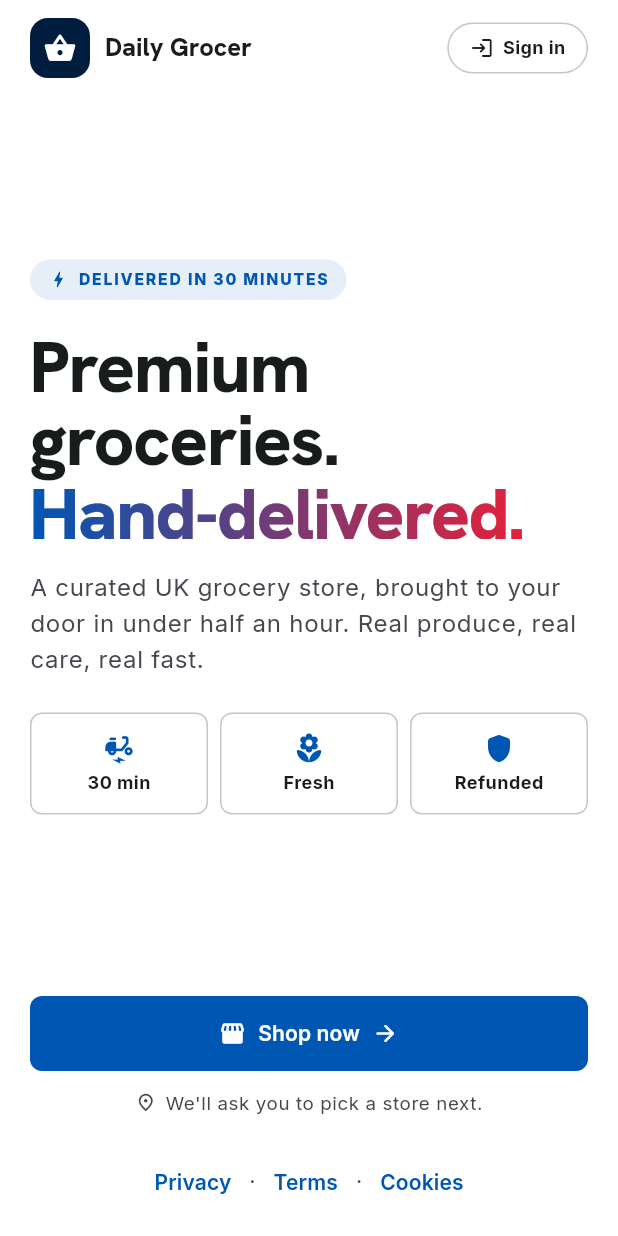
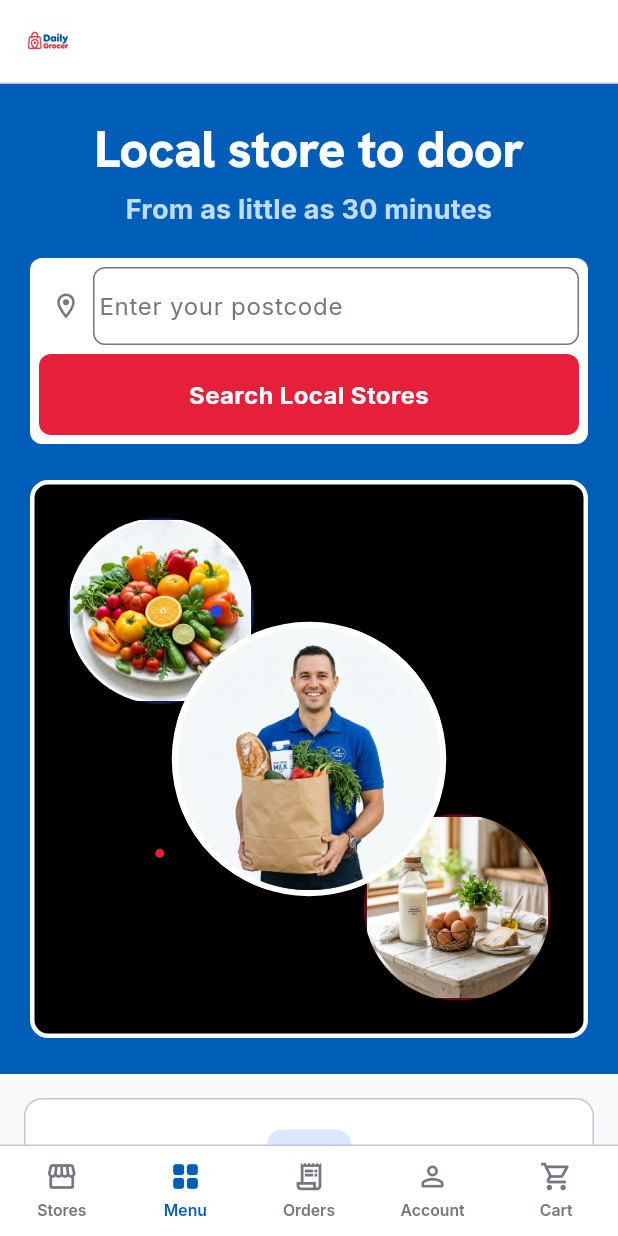
Before and after one commit to musnymubarak/UK_Grocery, a Flutter app: the screen it shows after launch, on a phone screen of 412 x 824 dp. Run offline on Flutter 3.47's test engine with Material 3 defaults, Android fonts, the phone set to English and light mode, and no system bars; our stand-ins replace cached_network_image, dio, geolocator, google_fonts, shared_preferences; accounts and stored records are empty.

Commit message:
feat(mobile): rebuild Landing as 1:1 port of the storefront /
Logo header, royal-blue (#005EB8) hero with "Local store to door" / "From as
little as 30 minutes", white postcode search card + red "Search Local Stores"
button, and the black image collage (produce / delivery / dairy circles).
Adds the feature trio + "Shop Everyday Essentials" heading and a storefront-
style bottom nav (Stores/Menu/Orders/Account/Cart). Bundles the hero assets
into mobile/assets/. flutter analyze clean.

Co-Authored-By: Claude Opus 4.7 (1M context) <noreply@anthropic.com>

```diff
--- a/mobile/lib/screens/landing/landing_screen.dart
+++ b/mobile/lib/screens/landing/landing_screen.dart
@@ -2,14 +2,13 @@ import 'package:flutter/material.dart';
 import 'package:provider/provider.dart';
 
 import '../../core/router/app_router.dart';
-import '../../core/theme/app_colors.dart';
 import '../../core/theme/app_spacing.dart';
-import '../../state/store_provider.dart';
-import '../../widgets/animated_press.dart';
-import '../../widgets/premium_button.dart';
+import '../../state/auth_provider.dart';
+import '../../state/cart_provider.dart';
 
-/// Mirrors storefront `/` (Landing). Marketing hero, value props, and a
-/// primary "Shop now" CTA into the browse experience.
+/// Layout-for-layout port of the storefront Landing (`/`): logo header, the
+/// royal-blue hero with the postcode search card and the black image collage,
+/// the feature trio, and the storefront-style bottom nav.
 class LandingScreen extends StatefulWidget {
   const LandingScreen({super.key});
 
@@ -17,234 +16,408 @@ class LandingScreen extends StatefulWidget {
   State<LandingScreen> createState() => _LandingScreenState();
 }
 
-class _LandingScreenState extends State<LandingScreen>
-    with SingleTickerProviderStateMixin {
-  late final AnimationController _c = AnimationController(
-    vsync: this,
-    duration: const Duration(milliseconds: 1000),
-  )..forward();
+class _LandingScreenState extends State<LandingScreen> {
+  static const _heroBlue = Color(0xFF005EB8);
+  final _postcode = TextEditingController();
 
   @override
   void dispose() {
-    _c.dispose();
+    _postcode.dispose();
     super.dispose();
   }
+
+  void _searchStores() => Navigator.of(context).pushNamed(AppRouter.stores);
 
   @override
   Widget build(BuildContext context) {
     final theme = Theme.of(context);
-    final scheme = theme.colorScheme;
     return Scaffold(
-      body: Stack(
+      backgroundColor: theme.scaffoldBackgroundColor,
+      body: Column(
         children: [
-          // Hero gradient background
-          Positioned.fill(
-            child: ColoredBox(color: scheme.surface),
+          // Logo header.
+          SafeArea(
+            bottom: false,
+            child: Container(
+              width: double.infinity,
+              height: 56,
+              alignment: Alignment.centerLeft,
+              padding: const EdgeInsets.symmetric(horizontal: AppSpacing.base),
+              decoration: BoxDecoration(
+                color: Colors.white,
+                border: Border(bottom: BorderSide(color: theme.colorScheme.outlineVariant)),
               ),
-          const SizedBox.shrink(),
-          const SizedBox.shrink(),
-          SafeArea(
-            child: Padding(
-              padding: const EdgeInsets.symmetric(horizontal: AppSpacing.lg),
-              child: Column(
-                crossAxisAlignment: CrossAxisAlignment.start,
-                children: [
-                  const SizedBox(height: AppSpacing.md),
-                  Row(
-                    children: [
-                      Container(
-                        height: 40,
-                        width: 40,
-                        decoration: BoxDecoration(
-                          borderRadius: BorderRadius.circular(12),
-                          color: AppColors.blue900,
-                        ),
-                        child: const Icon(Icons.shopping_basket_rounded, color: Colors.white, size: 22),
-                      ),
-                      const SizedBox(width: 10),
-                      Text(
+              child: Image.asset(
+                'assets/logo_playful.png',
+                height: 32,
+                fit: BoxFit.contain,
+                errorBuilder: (_, __, ___) => Text(
                   'Daily Grocer',
-                        style: theme.textTheme.titleLarge?.copyWith(fontWeight: FontWeight.w800),
-                      ),
-                      const Spacer(),
-                      AnimatedPress(
-                        onTap: () => Navigator.of(context).pushNamed(AppRouter.login),
-                        child: Container(
-                          padding: const EdgeInsets.symmetric(horizontal: 14, vertical: 8),
-                          decoration: BoxDecoration(
-                            color: scheme.surface,
-                            border: Border.all(color: scheme.outlineVariant),
-                            borderRadius: BorderRadius.circular(AppSpacing.radiusPill),
-                          ),
-                          child: Row(
-                            mainAxisSize: MainAxisSize.min,
-                            children: [
-                              Icon(Icons.login_rounded, size: 16, color: scheme.onSurface),
-                              const SizedBox(width: 6),
-                              Text(
-                                'Sign in',
-                                style: theme.textTheme.labelMedium?.copyWith(
-                                  color: scheme.onSurface,
-                                  fontWeight: FontWeight.w700,
+                  style: theme.textTheme.titleLarge?.copyWith(
+                    color: theme.colorScheme.primary,
+                    fontWeight: FontWeight.w800,
                   ),
                 ),
+              ),
+            ),
+          ),
+          Expanded(
+            child: SingleChildScrollView(
+              physics: const BouncingScrollPhysics(),
+              child: Column(
+                children: [
+                  _hero(theme),
+                  _features(),
+                  _essentials(theme),
+                  const SizedBox(height: AppSpacing.lg),
                 ],
               ),
             ),
           ),
         ],
       ),
-                  const Spacer(flex: 2),
-                  FadeTransition(
-                    opacity: CurvedAnimation(parent: _c, curve: const Interval(0.0, 0.6, curve: Curves.easeOutCubic)),
-                    child: Container(
-                      padding: const EdgeInsets.symmetric(horizontal: 12, vertical: 6),
+      bottomNavigationBar: const _StorefrontNav(activeIndex: 1),
+    );
+  }
+
+  Widget _hero(ThemeData theme) {
+    return Container(
+      width: double.infinity,
+      color: _heroBlue,
+      padding: const EdgeInsets.fromLTRB(AppSpacing.lg, AppSpacing.xl, AppSpacing.lg, AppSpacing.xl),
+      child: Column(
+        children: [
+          Text(
+            'Local store to door',
+            textAlign: TextAlign.center,
+            style: theme.textTheme.displaySmall?.copyWith(
+              color: Colors.white,
+              fontSize: 34,
+              fontWeight: FontWeight.w800,
+            ),
+          ),
+          const SizedBox(height: AppSpacing.sm),
+          Text(
+            'From as little as 30 minutes',
+            textAlign: TextAlign.center,
+            style: theme.textTheme.titleMedium?.copyWith(
+              color: const Color(0xFFBFDBFE),
+              fontSize: 18,
+              fontWeight: FontWeight.w700,
+            ),
+          ),
+          const SizedBox(height: AppSpacing.lg),
+          _searchCard(theme),
+          const SizedBox(height: AppSpacing.xl),
+          _collage(),
+        ],
+      ),
+    );
+  }
+
+  Widget _searchCard(ThemeData theme) {
+    return Container(
+      padding: const EdgeInsets.all(6),
       decoration: BoxDecoration(
-                        color: scheme.primary.withValues(alpha: 0.10),
-                        borderRadius: BorderRadius.circular(AppSpacing.radiusPill),
+        color: Colors.white,
+        borderRadius: BorderRadius.circular(AppSpacing.radiusMd),
       ),
-                      child: Row(
-                        mainAxisSize: MainAxisSize.min,
+      child: Column(
         children: [
-                          Icon(Icons.bolt_rounded, size: 14, color: scheme.primary),
-                          const SizedBox(width: 6),
-                          Text(
-                            'DELIVERED IN 30 MINUTES',
-                            style: theme.textTheme.labelSmall?.copyWith(
-                              color: scheme.primary,
-                              letterSpacing: 1.2,
-                              fontWeight: FontWeight.w800,
+          Row(
+            children: [
+              const SizedBox(width: 8),
+              Icon(Icons.location_on_outlined, color: theme.colorScheme.outline, size: 20),
+              const SizedBox(width: 8),
+              Expanded(
+                child: TextField(
+                  controller: _postcode,
+                  onSubmitted: (_) => _searchStores(),
+                  textInputAction: TextInputAction.search,
+                  decoration: InputDecoration(
+                    hintText: 'Enter your postcode',
+                    hintStyle: TextStyle(color: theme.colorScheme.outline),
+                    border: InputBorder.none,
+                    isDense: true,
+                    filled: false,
+                    contentPadding: const EdgeInsets.symmetric(vertical: 14),
+                  ),
                 ),
               ),
             ],
           ),
-                    ),
-                  ),
-                  const SizedBox(height: AppSpacing.lg),
-                  SlideTransition(
-                    position: Tween<Offset>(begin: const Offset(0, 0.1), end: Offset.zero).animate(
-                      CurvedAnimation(parent: _c, curve: const Interval(0.1, 0.7, curve: Curves.easeOutCubic)),
-                    ),
+          const SizedBox(height: 6),
+          Material(
+            color: theme.colorScheme.secondary,
+            borderRadius: BorderRadius.circular(AppSpacing.radiusMd),
+            child: InkWell(
+              onTap: _searchStores,
+              borderRadius: BorderRadius.circular(AppSpacing.radiusMd),
+              child: const SizedBox(
+                width: double.infinity,
+                child: Padding(
+                  padding: EdgeInsets.symmetric(vertical: 15),
                   child: Text(
-                      'Premium groceries.',
-                      style: theme.textTheme.displayLarge?.copyWith(
-                        fontWeight: FontWeight.w800,
-                        height: 1.02,
+                    'Search Local Stores',
+                    textAlign: TextAlign.center,
+                    style: TextStyle(color: Colors.white, fontWeight: FontWeight.w700, fontSize: 16),
                   ),
                 ),
               ),
-                  ShaderMask(
-                    shaderCallback: (rect) => const LinearGradient(
-                      colors: [AppColors.blue600, AppColors.red500],
-                    ).createShader(rect),
-                    child: Text(
-                      'Hand-delivered.',
-                      style: theme.textTheme.displayLarge?.copyWith(
-                        fontWeight: FontWeight.w800,
-                        height: 1.02,
-                        color: Colors.white,
             ),
-                    ),
-                  ),
-                  const SizedBox(height: AppSpacing.md),
-                  Text(
-                    'A curated UK grocery store, brought to your door in under half an hour. Real produce, real care, real fast.',
-                    style: theme.textTheme.bodyLarge?.copyWith(
-                      color: scheme.onSurfaceVariant,
-                    ),
-                  ),
-                  const SizedBox(height: AppSpacing.xl),
-                  Row(
-                    children: const [
-                      Expanded(child: _ValueChip(icon: Icons.electric_moped_rounded, label: '30 min')),
-                      SizedBox(width: 8),
-                      Expanded(child: _ValueChip(icon: Icons.local_florist_rounded, label: 'Fresh')),
-                      SizedBox(width: 8),
-                      Expanded(child: _ValueChip(icon: Icons.shield_rounded, label: 'Refunded')),
-                    ],
-                  ),
-                  const Spacer(flex: 2),
-                  Consumer<StoreProvider>(
-                    builder: (_, store, __) {
-                      final hasStore = store.hasStore;
-                      return Column(
-                        children: [
-                          PremiumButton(
-                            label: hasStore ? 'Continue shopping' : 'Shop now',
-                            icon: Icons.storefront_rounded,
-                            trailingIcon: Icons.arrow_forward_rounded,
-                            expand: true,
-                            onPressed: () => Navigator.of(context).pushReplacementNamed(
-                              hasStore ? AppRouter.shell : AppRouter.stores,
-                            ),
-                          ),
-                          const SizedBox(height: AppSpacing.md),
-                          if (hasStore)
-                            AnimatedPress(
-                              onTap: () => Navigator.of(context).pushNamed(AppRouter.stores),
-                              child: Container(
-                                padding: const EdgeInsets.symmetric(vertical: 14),
-                                alignment: Alignment.center,
-                                decoration: BoxDecoration(
-                                  borderRadius: BorderRadius.circular(AppSpacing.radiusMd),
-                                  border: Border.all(color: scheme.outlineVariant),
-                                ),
-                                child: Row(
-                                  mainAxisAlignment: MainAxisAlignment.center,
-                                  children: [
-                                    Icon(Icons.swap_horiz_rounded, size: 18, color: scheme.onSurface),
-                                    const SizedBox(width: 8),
-                                    Text(
-                                      'Change store · ${store.selected!.name.split(' · ').last}',
-                                      style: theme.textTheme.labelLarge,
           ),
         ],
       ),
+    );
+  }
+
+  Widget _collage() {
+    return AspectRatio(
+      aspectRatio: 1,
+      child: Container(
+        decoration: BoxDecoration(
+          color: Colors.black,
+          borderRadius: BorderRadius.circular(AppSpacing.radiusXl),
+          border: Border.all(color: Colors.white, width: 3),
         ),
-                            )
-                          else
-                            Padding(
-                              padding: const EdgeInsets.symmetric(horizontal: 8),
-                              child: Row(
-                                mainAxisAlignment: MainAxisAlignment.center,
+        clipBehavior: Clip.antiAlias,
+        child: LayoutBuilder(
+          builder: (context, c) {
+            final w = c.maxWidth;
+            return Stack(
               children: [
-                                  Icon(Icons.place_outlined, size: 14, color: scheme.onSurfaceVariant),
-                                  const SizedBox(width: 6),
-                                  Text(
-                                    "We'll ask you to pick a store next.",
-                                    style: theme.textTheme.bodySmall,
+                Positioned(
+                  top: w * 0.06,
+                  left: w * 0.06,
+                  child: _circle('assets/produce.png', w * 0.34, const Color(0x662747D8)),
                 ),
-                                ],
+                Positioned(
+                  bottom: w * 0.06,
+                  right: w * 0.06,
+                  child: _circle('assets/dairy.png', w * 0.34, const Color(0x66E6203A)),
                 ),
+                Positioned(top: w * 0.22, left: w * 0.32, child: _dot(8, const Color(0xFF2747D8))),
+                Positioned(bottom: w * 0.32, left: w * 0.22, child: _dot(6, const Color(0xFFE6203A))),
+                Center(
+                  child: _circle('assets/delivery.png', w * 0.5, Colors.white, whiteBg: true, borderW: 4),
                 ),
               ],
             );
           },
         ),
-                  const SizedBox(height: AppSpacing.lg),
-                  Center(
-                    child: Wrap(
-                      crossAxisAlignment: WrapCrossAlignment.center,
+      ),
+    );
+  }
+
+  Widget _circle(String asset, double size, Color border, {bool whiteBg = false, double borderW = 2}) {
+    return Container(
+      height: size,
+      width: size,
+      decoration: BoxDecoration(
+        shape: BoxShape.circle,
+        color: whiteBg ? Colors.white : null,
+        border: Border.all(color: border, width: borderW),
+      ),
+      clipBehavior: Clip.antiAlias,
+      child: Image.asset(asset, fit: BoxFit.cover, errorBuilder: (_, __, ___) => const SizedBox.shrink()),
+    );
+  }
+
+  Widget _dot(double size, Color color) =>
+      Container(height: size, width: size, decoration: BoxDecoration(shape: BoxShape.circle, color: color));
+
+  Widget _features() {
+    return const Padding(
+      padding: EdgeInsets.all(AppSpacing.base),
+      child: Column(
         children: [
-                        TextButton(
-                          onPressed: () => Navigator.of(context).pushNamed(AppRouter.privacy),
-                          child: const Text('Privacy'),
+          _FeatureCard(
+            icon: Icons.bolt_rounded,
+            title: 'Fast Delivery',
+            desc: 'Groceries delivered from your local shop in under an hour.',
+            bg: Color(0xFFDCE8FF),
+            fg: Color(0xFF0056B3),
           ),
-                        Text('·', style: theme.textTheme.labelMedium),
-                        TextButton(
-                          onPressed: () => Navigator.of(context).pushNamed(AppRouter.terms),
-                          child: const Text('Terms'),
+          SizedBox(height: AppSpacing.md),
+          _FeatureCard(
+            icon: Icons.storefront_rounded,
+            title: 'Support Local',
+            desc: 'Shop directly from independent convenience stores in your area.',
+            bg: Color(0xFFFFDAD6),
+            fg: Color(0xFFE6203A),
           ),
-                        Text('·', style: theme.textTheme.labelMedium),
-                        TextButton(
-                          onPressed: () => Navigator.of(context).pushNamed(AppRouter.cookies),
-                          child: const Text('Cookies'),
+          SizedBox(height: AppSpacing.md),
+          _FeatureCard(
+            icon: Icons.sell_rounded,
+            title: 'In-Store Prices',
+            desc: 'Pay exactly what you would in-store, with fair delivery fees.',
+            bg: Color(0xFFDCE8FF),
+            fg: Color(0xFF0056B3),
           ),
         ],
       ),
+    );
+  }
+
+  Widget _essentials(ThemeData theme) {
+    return Padding(
+      padding: const EdgeInsets.fromLTRB(AppSpacing.base, 0, AppSpacing.base, AppSpacing.sm),
+      child: Row(
+        crossAxisAlignment: CrossAxisAlignment.end,
+        children: [
+          Expanded(
+            child: Text(
+              'Shop Everyday Essentials',
+              style: theme.textTheme.headlineSmall?.copyWith(fontWeight: FontWeight.w800),
+            ),
+          ),
+          GestureDetector(
+            onTap: _searchStores,
+            child: Row(
+              mainAxisSize: MainAxisSize.min,
+              children: [
+                Text('View all', style: theme.textTheme.labelLarge?.copyWith(color: theme.colorScheme.primary)),
+                const SizedBox(width: 2),
+                Icon(Icons.arrow_forward_rounded, size: 16, color: theme.colorScheme.primary),
+              ],
+            ),
+          ),
+        ],
+      ),
+    );
+  }
+}
+
+class _FeatureCard extends StatelessWidget {
+  const _FeatureCard({
+    required this.icon,
+    required this.title,
+    required this.desc,
+    required this.bg,
+    required this.fg,
+  });
+
+  final IconData icon;
+  final String title;
+  final String desc;
+  final Color bg;
+  final Color fg;
+
+  @override
+  Widget build(BuildContext context) {
+    final theme = Theme.of(context);
+    return Container(
+      width: double.infinity,
+      padding: const EdgeInsets.all(AppSpacing.lg),
+      decoration: BoxDecoration(
+        color: Colors.white,
+        borderRadius: BorderRadius.circular(AppSpacing.radiusXl),
+        border: Border.all(color: theme.colorScheme.outlineVariant),
+      ),
+      child: Column(
+        children: [
+          Container(
+            height: 56,
+            width: 56,
+            alignment: Alignment.center,
+            decoration: BoxDecoration(color: bg, borderRadius: BorderRadius.circular(AppSpacing.radiusLg)),
+            child: Icon(icon, color: fg, size: 26),
           ),
           const SizedBox(height: AppSpacing.md),
+          Text(
+            title,
+            style: theme.textTheme.titleLarge?.copyWith(fontWeight: FontWeight.w700),
+          ),
+          const SizedBox(height: 6),
+          Text(
+            desc,
+            textAlign: TextAlign.center,
+            style: theme.textTheme.bodyMedium?.copyWith(color: theme.colorScheme.onSurfaceVariant),
+          ),
         ],
+      ),
+    );
+  }
+}
+
+/// Storefront-style bottom navigation (Stores · Menu · Orders · Account · Cart).
+class _StorefrontNav extends StatelessWidget {
+  const _StorefrontNav({required this.activeIndex});
+  final int activeIndex;
+
+  @override
+  Widget build(BuildContext context) {
+    final theme = Theme.of(context);
+    final scheme = theme.colorScheme;
+    final auth = context.watch<AuthProvider>();
+    final cartCount = context.watch<CartProvider>().itemCount;
+
+    final items = <_NavSpec>[
+      _NavSpec(Icons.storefront_outlined, 'Stores', () => Navigator.of(context).pushNamed(AppRouter.stores)),
+      _NavSpec(Icons.grid_view_rounded, 'Menu', () => Navigator.of(context).pushNamed(AppRouter.shell)),
+      _NavSpec(Icons.receipt_long_outlined, 'Orders', () => Navigator.of(context).pushNamed(AppRouter.orders)),
+      _NavSpec(
+        Icons.person_outline_rounded,
+        'Account',
+        () => Navigator.of(context).pushNamed(auth.isAuthenticated ? AppRouter.shell : AppRouter.login),
+      ),
+      _NavSpec(Icons.shopping_cart_outlined, 'Cart', () => Navigator.of(context).pushNamed(AppRouter.shell), badge: cartCount),
+    ];
+
+    return Container(
+      decoration: BoxDecoration(
+        color: Colors.white,
+        border: Border(top: BorderSide(color: scheme.outlineVariant)),
+      ),
+      child: SafeArea(
+        top: false,
+        child: SizedBox(
+          height: 60,
+          child: Row(
+            children: [
+              for (var i = 0; i < items.length; i++)
+                Expanded(child: _navItem(theme, items[i], i == activeIndex)),
+            ],
+          ),
+        ),
+      ),
+    );
+  }
+
+  Widget _navItem(ThemeData theme, _NavSpec spec, bool active) {
+    final color = active ? const Color(0xFF005EB8) : theme.colorScheme.outline;
+    return InkWell(
+      onTap: spec.onTap,
+      child: Stack(
+        alignment: Alignment.center,
+        children: [
+          Column(
+            mainAxisAlignment: MainAxisAlignment.center,
+            children: [
+              Icon(spec.icon, size: 22, color: color),
+              const SizedBox(height: 4),
+              Text(
+                spec.label,
+                style: theme.textTheme.labelSmall?.copyWith(
+                  color: color,
+                  fontWeight: FontWeight.w600,
+                  letterSpacing: 0,
+                ),
+              ),
+            ],
+          ),
+          if (spec.badge > 0)
+            Positioned(
+              top: 6,
+              right: 24,
+              child: Container(
+                height: 16,
+                width: 16,
+                alignment: Alignment.center,
+                decoration: const BoxDecoration(color: Color(0xFFE6203A), shape: BoxShape.circle),
+                child: Text(
+                  '${spec.badge}',
+                  style: const TextStyle(color: Colors.white, fontSize: 10, fontWeight: FontWeight.w800, height: 1),
                 ),
               ),
             ),
@@ -254,34 +427,10 @@ class _LandingScreenState extends State<LandingScreen>
   }
 }
 
-class _ValueChip extends StatelessWidget {
-  const _ValueChip({required this.icon, required this.label});
+class _NavSpec {
+  _NavSpec(this.icon, this.label, this.onTap, {this.badge = 0});
   final IconData icon;
   final String label;
-
-  @override
-  Widget build(BuildContext context) {
-    final t = Theme.of(context);
-    return Container(
-      padding: const EdgeInsets.symmetric(vertical: 12),
-      decoration: BoxDecoration(
-        color: t.colorScheme.surface,
-        border: Border.all(color: t.colorScheme.outlineVariant),
-        borderRadius: BorderRadius.circular(AppSpacing.radiusMd),
-      ),
-      child: Column(
-        children: [
-          Icon(icon, color: t.colorScheme.primary, size: 22),
-          const SizedBox(height: 4),
-          Text(
-            label,
-            style: t.textTheme.labelMedium?.copyWith(
-              color: t.colorScheme.onSurface,
-              fontWeight: FontWeight.w700,
-            ),
-          ),
-        ],
-      ),
-    );
+  final VoidCallback onTap;
+  final int badge;
 }
-}
```
Also changed, not shown: mobile/assets/dairy.png (added), mobile/assets/delivery.png (added), mobile/assets/logo_playful.png (added), mobile/assets/produce.png (added), 1 other file. Lines whose indentation alone changed are shown as unchanged.
